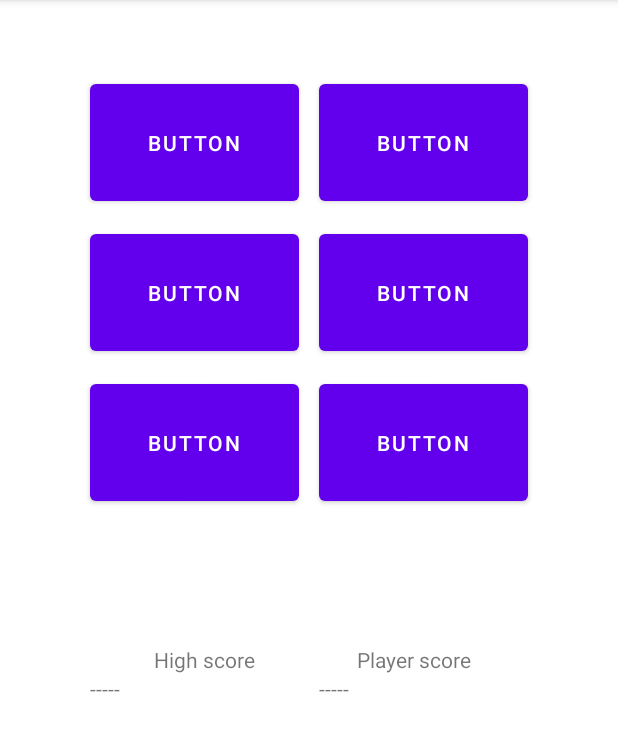
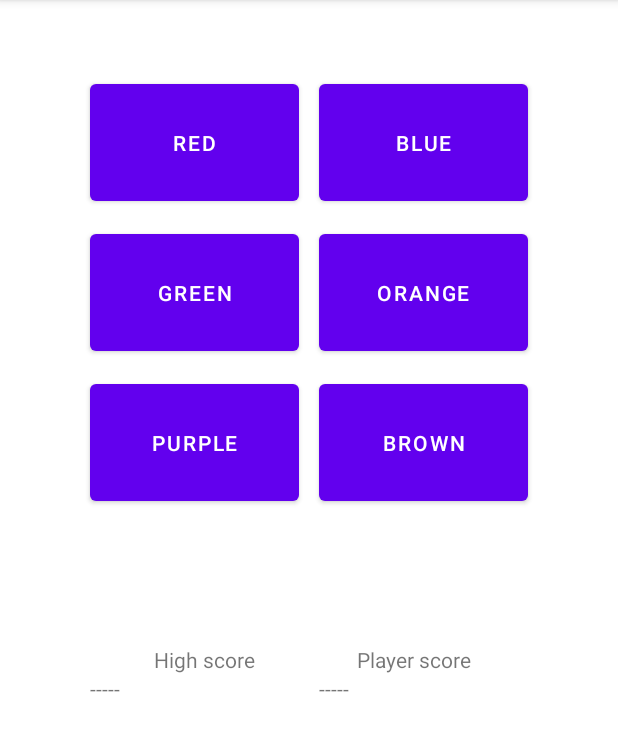
Before and after one commit to Kristio1232/CodingEntourage, an Android app: the GameActivity screen opened directly, with no data from a screen before it, on a phone screen of 412 x 824 dp, the part 84-835 px from its top. Run offline under Robolectric (Android 15) with nearby library versions, the light colour scheme and no system bars.

Commit message:
game works with gameActivity

```diff
--- a/RandomIconMemorization/app/src/main/java/com/example/randomiconmemorization/GameRound.java
+++ b/RandomIconMemorization/app/src/main/java/com/example/randomiconmemorization/GameRound.java
@@ -9,13 +9,12 @@ Array to store order of icons
 randomly selects one of the five icons stored
  */
 public class GameRound {
-    private ArrayList<Icon> iconList;
-    private  ArrayList<Icon> order;
+    private ArrayList<Icon> iconList = new ArrayList<Icon>();
+    private  ArrayList<Icon> order = new ArrayList<Icon>();
     //private Icon[] iconList;
     //private Icon[] order = new Icon[0];
 
     public GameRound() {
-        iconList = new ArrayList<Icon>();
         iconList.add(new Icon("Red"));
         iconList.add(new Icon("Blue"));
         iconList.add(new Icon("Green"));
--- a/RandomIconMemorization/app/src/main/res/layout/activity_game.xml
+++ b/RandomIconMemorization/app/src/main/res/layout/activity_game.xml
@@ -7,64 +7,70 @@
     tools:context=".GameActivity">
 
     <Button
-        android:id="@+id/button"
+        android:id="@+id/redButton"
         android:layout_width="139dp"
         android:layout_height="90dp"
         android:layout_marginStart="60dp"
         android:layout_marginTop="50dp"
-        android:text="Button"
+        android:onClick="redButtonPressed"
+        android:text="Red"
         app:layout_constraintStart_toStartOf="parent"
         app:layout_constraintTop_toTopOf="parent" />
 
     <Button
-        android:id="@+id/button2"
+        android:id="@+id/blueButton"
         android:layout_width="139dp"
         android:layout_height="90dp"
         android:layout_marginTop="50dp"
         android:layout_marginEnd="60dp"
-        android:text="Button"
+        android:onClick="blueButtonPressed"
+        android:text="Blue"
         app:layout_constraintEnd_toEndOf="parent"
         app:layout_constraintTop_toTopOf="parent" />
 
     <Button
-        android:id="@+id/button3"
+        android:id="@+id/greenButton"
         android:layout_width="139dp"
         android:layout_height="90dp"
         android:layout_marginStart="60dp"
         android:layout_marginTop="10dp"
-        android:text="Button"
+        android:onClick="greenButtonPressed"
+        android:text="Green"
         app:layout_constraintStart_toStartOf="parent"
-        app:layout_constraintTop_toBottomOf="@+id/button" />
+        app:layout_constraintTop_toBottomOf="@+id/redButton" />
 
     <Button
-        android:id="@+id/button4"
+        android:id="@+id/orangeButton"
         android:layout_width="139dp"
         android:layout_height="90dp"
         android:layout_marginTop="10dp"
         android:layout_marginEnd="60dp"
-        android:text="Button"
+        android:onClick="orangeButtonPressed"
+        android:text="Orange"
         app:layout_constraintEnd_toEndOf="parent"
-        app:layout_constraintTop_toBottomOf="@+id/button2" />
+        app:layout_constraintTop_toBottomOf="@+id/blueButton" />
 
     <Button
-        android:id="@+id/button5"
+        android:id="@+id/purpleButton"
         android:layout_width="139dp"
         android:layout_height="90dp"
         android:layout_marginStart="60dp"
         android:layout_marginTop="10dp"
-        android:text="Button"
+        android:onClick="purpleButtonPressed"
+        android:text="Purple"
         app:layout_constraintStart_toStartOf="parent"
-        app:layout_constraintTop_toBottomOf="@+id/button3" />
+        app:layout_constraintTop_toBottomOf="@+id/greenButton" />
 
     <Button
-        android:id="@+id/button6"
+        android:id="@+id/brownButton"
         android:layout_width="139dp"
         android:layout_height="90dp"
         android:layout_marginTop="10dp"
         android:layout_marginEnd="60dp"
-        android:text="Button"
+        android:onClick="brownButtonPressed"
+        android:text="Brown"
         app:layout_constraintEnd_toEndOf="parent"
-        app:layout_constraintTop_toBottomOf="@+id/button4" />
+        app:layout_constraintTop_toBottomOf="@+id/orangeButton" />
 
     <TextView
         android:id="@+id/highScore"
@@ -93,7 +99,7 @@
         android:text="High score"
         app:layout_constraintEnd_toStartOf="@+id/playerScore"
         app:layout_constraintStart_toStartOf="parent"
-        app:layout_constraintTop_toBottomOf="@+id/button5" />
+        app:layout_constraintTop_toBottomOf="@+id/purpleButton" />
 
     <TextView
         android:id="@+id/textView6"
@@ -104,6 +110,6 @@
         android:text="Player score"
         app:layout_constraintEnd_toEndOf="parent"
         app:layout_constraintStart_toEndOf="@+id/highScore"
-        app:layout_constraintTop_toBottomOf="@+id/button6" />
+        app:layout_constraintTop_toBottomOf="@+id/brownButton" />
 
 </androidx.constraintlayout.widget.ConstraintLayout>
```
Also changed, not shown: RandomIconMemorization/app/src/main/java/com/example/randomiconmemorization/Game.java (+16 -0 lines), RandomIconMemorization/app/src/main/java/com/example/randomiconmemorization/GameActivity.java (+64 -0 lines).
